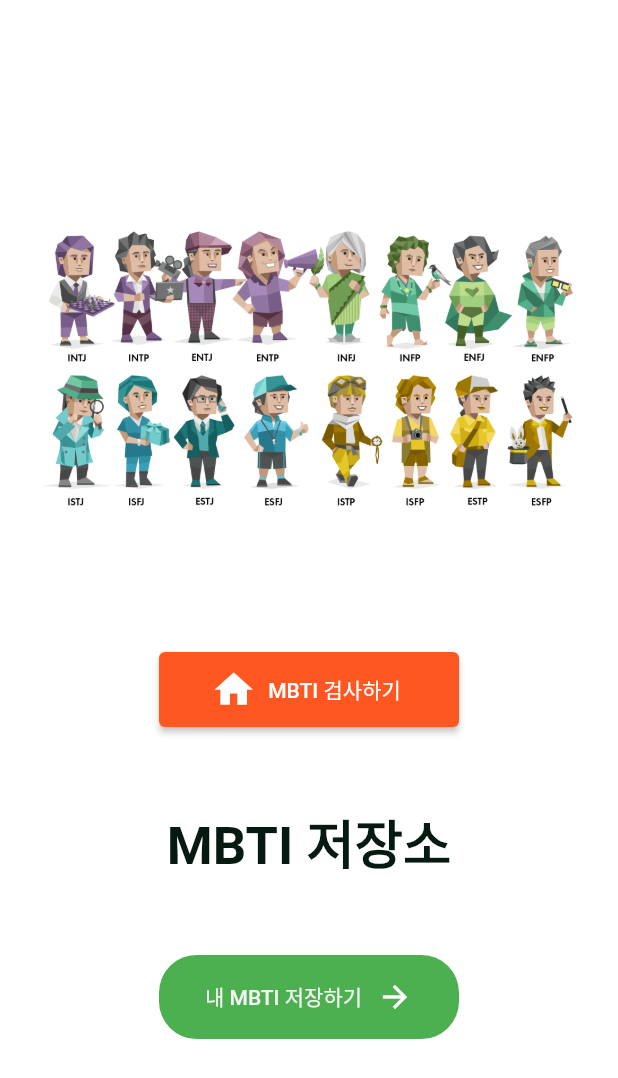
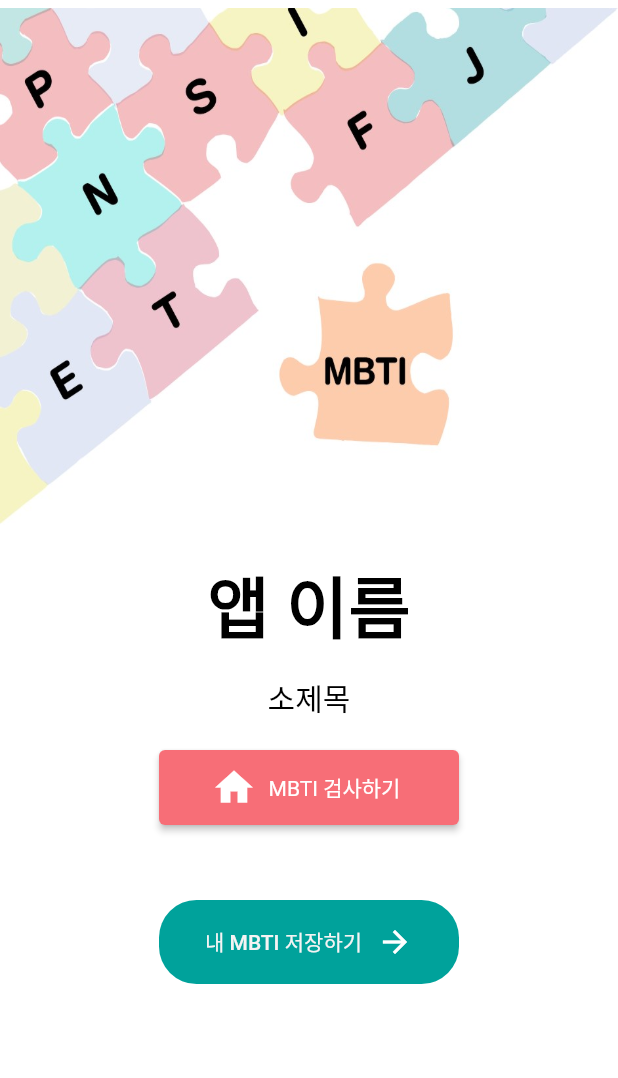
Before and after one commit to jeonguk29/Can_Debugging_Flutter_Project, a Flutter app: the screen it shows after launch, on a phone screen of 412 x 824 dp. Shown: the top 1078 px of the screen. Run offline on Flutter 3.47's test engine with Material 2 defaults, Android fonts, the phone set to English and light mode, and no system bars; our stand-ins replace bloc, bubble_bottom_bar, cloud_firestore, firebase_core, flutter_bloc, flutter_speed_dial and 1 more; accounts and stored records are empty; Roboto replaces fonts that are missing (RoundWind, Roundwind).

Commit message:
게시판 및 디자인 수정

```diff
--- a/MBTI_Storage/lib/Layout/WelcomeScreen.dart
+++ b/MBTI_Storage/lib/Layout/WelcomeScreen.dart
@@ -1,3 +1,5 @@
+import 'dart:ui';
+
 import 'package:flutter/material.dart';
 import 'package:mbti_storage/Layout/layout.dart';
 import 'package:url_launcher/url_launcher.dart';
@@ -8,15 +10,34 @@ class WelcomeScreen extends StatelessWidget {
     return Scaffold(
         body: Column(
             children: <Widget>[
-          SizedBox(height: 60,),
-          Expanded(
-            flex: 2,
-            child: Padding(padding: EdgeInsets.all(25),
-            child: Container(
-              child: Image(image: AssetImage('assets/mbti-types.png'))
+              Container(
+                padding: EdgeInsets.fromLTRB(0, 5, 0, 0),
+                height: 350,
+                child: Image(image: AssetImage('assets/bg.jpg'), fit: BoxFit.fill,)
               //child: CircleAvatar(radius: 170,backgroundImage: NetworkImage("https://drive.google.com/file/d/1Ian3soj0fv152f8XlsyPVXlGFa9bkdjr/view?usp=sharing"),),
-            ),)
                 ),
+
+              SizedBox(  // 사진 아래 글
+                child: Column(
+                    children: [
+                      Container(
+                        height: 100,
+                        padding: EdgeInsets.all(20),
+                        child: Text("앱 이름",
+                          style: TextStyle(color: Colors.black,
+                              fontFamily: 'RoundWind',
+                              fontSize: 45, fontWeight: FontWeight.bold),),
+                      ),
+                      Container(
+                        height: 50,
+                        child: Text("소제목",
+                          style: TextStyle(color: Colors.black,
+                              fontFamily: 'RoundWind' , fontSize: 20,),),
+                      ),
+                    ]
+                  ),
+                ),
+
               ElevatedButton.icon(
                 // 텍스트버튼에 아이콘 넣기
                 onPressed: () async {
@@ -28,11 +49,11 @@ class WelcomeScreen extends StatelessWidget {
                 icon: Icon(Icons.home, size: 30),
                 label: Text('MBTI 검사하기'),
                 style: TextButton.styleFrom(
-                minimumSize: Size(200,50) // 버튼 크기를 지정해서 바꾸기
+                       minimumSize: Size(200,50),
+                       backgroundColor: Color(0xfff76e77),
+                  textStyle: TextStyle(fontFamily: 'Roundwind'),// 버튼 크기를 지정해서 바꾸기
                        ),
               ),
-          SizedBox(height: 50,),
-          Text("MBTI 저장소",style: TextStyle(color: Color.fromARGB(255, 7, 26, 17),fontSize: 35,fontWeight: FontWeight.bold),),
               SizedBox(height: 50,),
               Expanded(
                 child: Column(
@@ -55,15 +76,14 @@ class WelcomeScreen extends StatelessWidget {
                           EdgeInsets.symmetric(horizontal: 26, vertical: 16),
                           decoration: BoxDecoration(
                             borderRadius: BorderRadius.circular(25),
-                        color: Colors.green,
+                            color: Color(0xff00a29b),
                           ),
 
                           child: Row(
                             mainAxisAlignment: MainAxisAlignment.center,
                             children: <Widget>[
 
-                          Text(
-                            "내 MBTI 저장하기",
+                              Text("내 MBTI 저장하기",
                                 style: Theme.of(context).textTheme.button?.copyWith(
                                   color: Color.fromARGB(255, 245, 244, 244),
                                 ),
@@ -83,8 +103,6 @@ class WelcomeScreen extends StatelessWidget {
                 ),
               ),
 
-
-
             ],
         ),
     );
--- a/MBTI_Storage/lib/main.dart
+++ b/MBTI_Storage/lib/main.dart
@@ -22,7 +22,8 @@ class MyApp extends StatelessWidget {
       debugShowCheckedModeBanner: false,
       title: 'Flutter Demo',
       theme: ThemeData(
-        primarySwatch:Colors.deepOrange ,
+        fontFamily: 'RoundWind',
+        primarySwatch: Colors.green,
         scaffoldBackgroundColor: Colors.white,
       ),
       home: BlocProvider(
```
Also changed, not shown: MBTI_Storage/lib/Layout/layout.dart (+32 -33 lines), MBTI_Storage/lib/Layout/today_survey.dart (+45 -24 lines), MBTI_Storage/pubspec.yaml (+8 -1 lines), MBTI_Storage/assets/bg.jpg (added), MBTI_Storage/pubspec.lock, 2 other files. Lines whose indentation alone changed are shown as unchanged.
